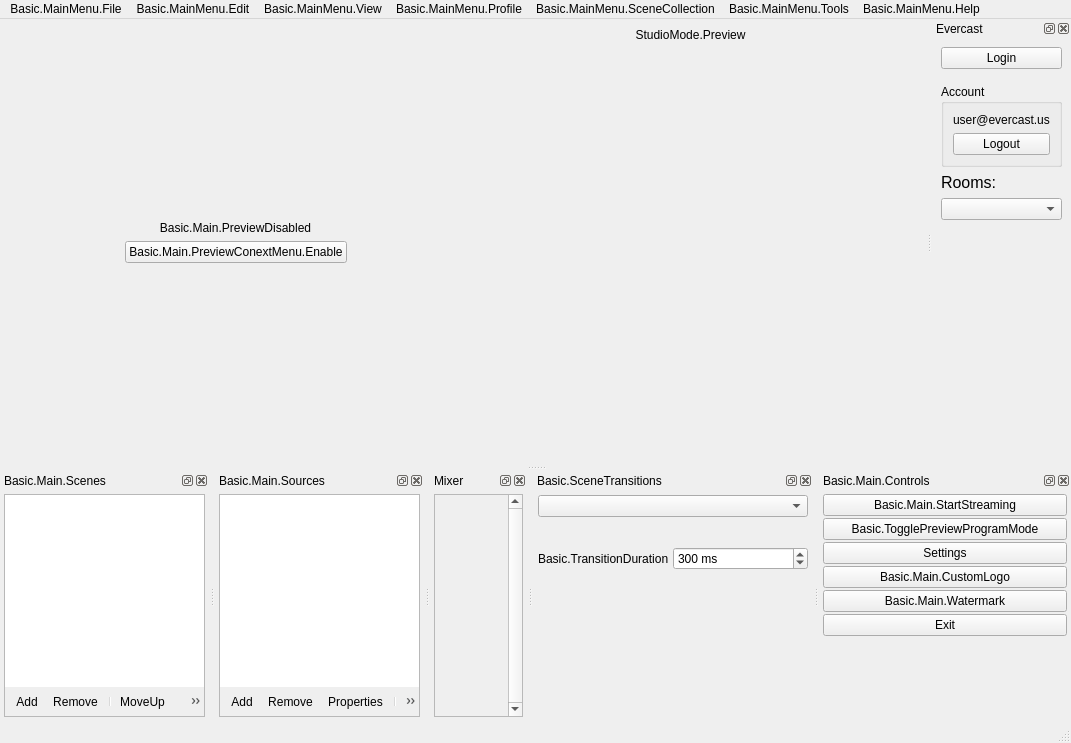
Old version of the form UI/forms/OBSBasic.ui in the repository evercast/evercast-broadcaster-software.
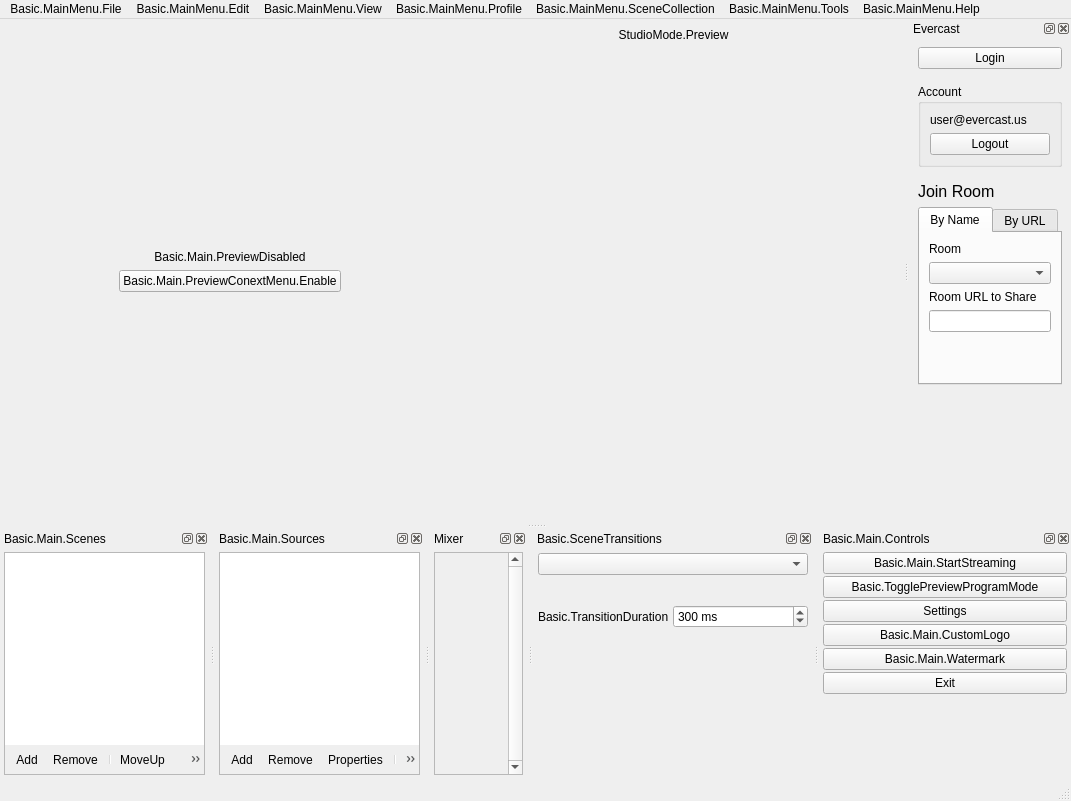
New version of the form. Icons and pictures are not drawn. Custom widgets are drawn as their Qt base class.

Commit message: Join room by entering room URL

What changed in the file:
```diff
--- a/UI/forms/OBSBasic.ui
+++ b/UI/forms/OBSBasic.ui
@@ -8,7 +8,7 @@
     <x>0</x>
     <y>0</y>
     <width>1071</width>
-    <height>743</height>
+    <height>801</height>
    </rect>
   </property>
   <property name="sizePolicy">
@@ -1228,8 +1228,11 @@
           </layout>
          </widget>
         </item>
+       </layout>
+      </widget>
+     </item>
         <item>
-         <widget class="QLabel" name="label_2">
+      <widget class="QLabel" name="evercastRoomsLabel">
           <property name="font">
            <font>
             <pointsize>12</pointsize>
@@ -1239,7 +1242,24 @@
            <number>1</number>
           </property>
           <property name="text">
-           <string>Rooms:</string>
+        <string>Join Room</string>
+       </property>
+      </widget>
+     </item>
+     <item>
+      <widget class="QTabWidget" name="evercastRoomsTabsWidget">
+       <property name="currentIndex">
+        <number>0</number>
+       </property>
+       <widget class="QWidget" name="evercastTabRoomsByName">
+        <attribute name="title">
+         <string>By Name</string>
+        </attribute>
+        <layout class="QVBoxLayout" name="verticalLayout_11">
+         <item>
+          <widget class="QLabel" name="label_2">
+           <property name="text">
+            <string>Room</string>
           </property>
          </widget>
         </item>
@@ -1253,7 +1273,75 @@
           </property>
          </widget>
         </item>
-       </layout>
+         <item>
+          <widget class="QLabel" name="label_4">
+           <property name="text">
+            <string>Room URL to Share</string>
+           </property>
+          </widget>
+         </item>
+         <item>
+          <widget class="QLineEdit" name="evercastRoomURLShare">
+           <property name="enabled">
+            <bool>true</bool>
+           </property>
+           <property name="readOnly">
+            <bool>true</bool>
+           </property>
+           <property name="placeholderText">
+            <string/>
+           </property>
+          </widget>
+         </item>
+         <item>
+          <spacer name="verticalSpacer_6">
+           <property name="orientation">
+            <enum>Qt::Vertical</enum>
+           </property>
+           <property name="sizeHint" stdset="0">
+            <size>
+             <width>20</width>
+             <height>40</height>
+            </size>
+           </property>
+          </spacer>
+         </item>
+        </layout>
+       </widget>
+       <widget class="QWidget" name="evercastTabRoomsByURL">
+        <attribute name="title">
+         <string>By URL</string>
+        </attribute>
+        <layout class="QVBoxLayout" name="verticalLayout_13">
+         <item>
+          <widget class="QLabel" name="label_3">
+           <property name="text">
+            <string>Room URL</string>
+           </property>
+          </widget>
+         </item>
+         <item>
+          <widget class="QLineEdit" name="evercastEditRoomURL">
+           <property name="placeholderText">
+            <string>https://</string>
+           </property>
+          </widget>
+         </item>
+         <item>
+          <spacer name="verticalSpacer_5">
+           <property name="orientation">
+            <enum>Qt::Vertical</enum>
+           </property>
+           <property name="sizeHint" stdset="0">
+            <size>
+             <width>20</width>
+             <height>40</height>
+            </size>
+           </property>
+          </spacer>
+         </item>
+        </layout>
+       </widget>
       </widget>
      </item>
      <item>
```
Lines whose indentation alone changed are shown as unchanged. The commit also changes 13 other files.
